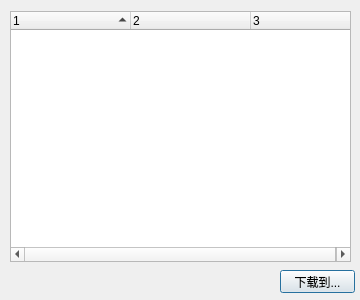
Above: src/Dialog/DownloadProjectDialog.ui from gongweixue/GVSClient before the change. Below: the same form after it.
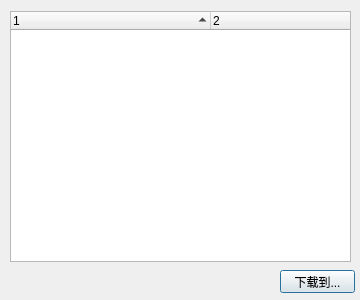
That is the form after the change.

Commit message:
Finish the download project issue
Finish implementing the feature of downloading the
project from server. Change some ui layout.
Modify some control flow in the source so that it
can collect the infomations of the model files.

GVSClient-16

```diff
--- a/src/Dialog/DownloadProjectDialog.ui
+++ b/src/Dialog/DownloadProjectDialog.ui
@@ -60,13 +60,13 @@
     <bool>false</bool>
    </property>
    <property name="columnCount">
-    <number>3</number>
+    <number>2</number>
    </property>
    <attribute name="headerCascadingSectionResizes">
     <bool>true</bool>
    </attribute>
    <attribute name="headerDefaultSectionSize">
-    <number>120</number>
+    <number>200</number>
    </attribute>
    <attribute name="headerShowSortIndicator" stdset="0">
     <bool>true</bool>
@@ -81,11 +81,6 @@
      <string notr="true">2</string>
     </property>
    </column>
-   <column>
-    <property name="text">
-     <string notr="true">3</string>
-    </property>
-   </column>
   </widget>
  </widget>
  <layoutdefault spacing="6" margin="11"/>
```
The commit also changes 4 other files.
